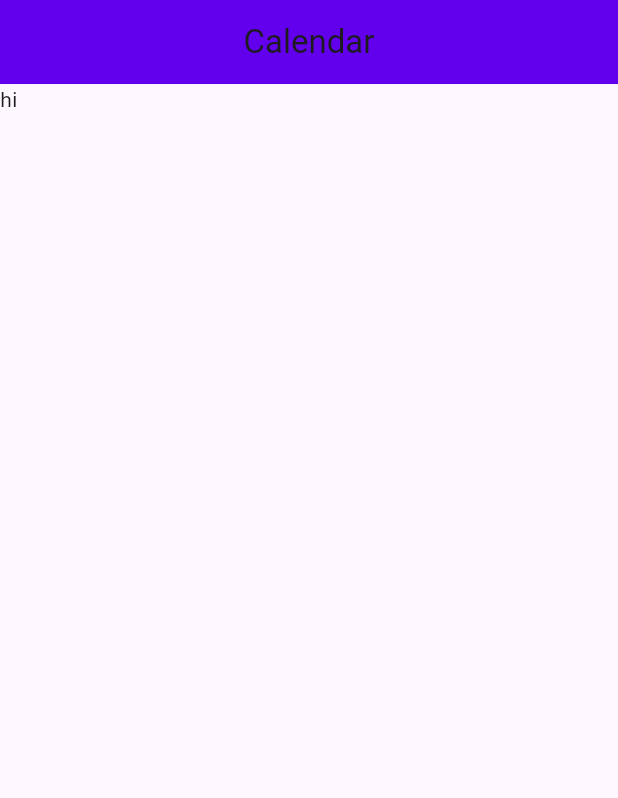
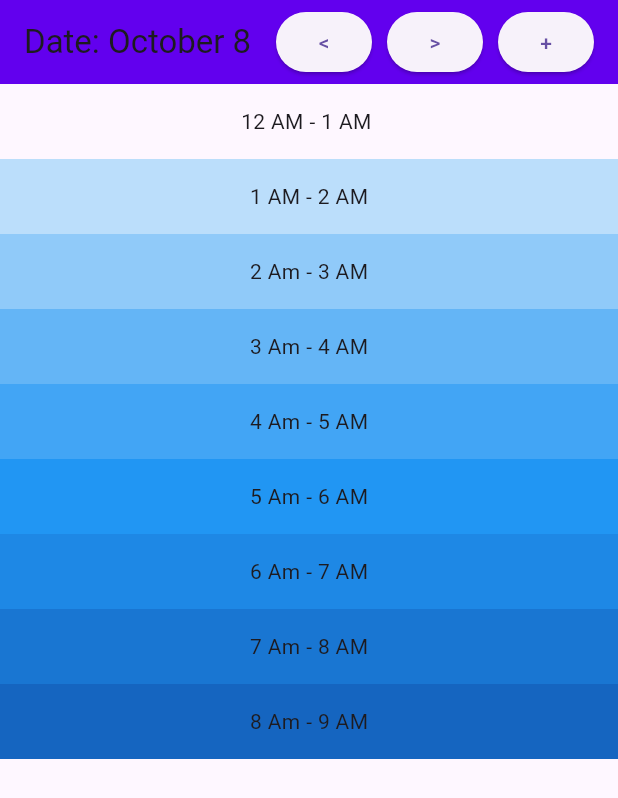
Before and after one commit to CS196Illinois/FA25-Group1, a Flutter app: the screen it shows after launch, on a phone screen of 412 x 824 dp. Shown: the top 798 px of the screen. Run offline on Flutter 3.47's test engine with Material 3 defaults, Android fonts, the phone set to English and light mode, and no system bars.

Commit message:
Modified calendar page, and added buttons

```diff
--- a/App/lib/calendar.dart
+++ b/App/lib/calendar.dart
@@ -1,16 +1,107 @@
 import 'package:flutter/material.dart';
+import 'package:intl/intl.dart';
+DateTime now = DateTime.now();
+String month = DateFormat('MMMM').format(now);
+int day = now.day;
 
-class Calendar extends StatelessWidget {
+class Calendar extends StatefulWidget {
   const Calendar({super.key});
+
+  @override
+  State<Calendar> createState() => _CalendarState();
+}
+
+class _CalendarState extends State<Calendar> {
+  void increaseDate() {
+    setState(() {
+      day += 1;
+    });
+  }
+
+  void decreaseDate() {
+    setState(() {
+      day -= 1;
+    });
+  }
+
   @override
   Widget build(BuildContext context) {
     return Scaffold(
       appBar: AppBar(
-        title: const Text('Calendar'),
+        title: Row(
+          children: [
+            Text("Date: $month $day"),
+            const Expanded(child: SizedBox()),
+            ElevatedButton(onPressed: decreaseDate, child: const Text("<")),
+            const SizedBox(width: 10),
+            ElevatedButton(onPressed: increaseDate, child: const Text(">")),
+            const SizedBox(width: 10),
+            ElevatedButton(onPressed: (){}, child: const Text("+"))
+          ],
+        ),
         backgroundColor: Color(0xFF6200EE),
         centerTitle: true,
+
       ),
-      body: const Text("hi"),
+      body: Column(
+        crossAxisAlignment: CrossAxisAlignment.stretch,
+        children: [
+          Container(
+            height: 50,
+            color: Colors.blue[000],
+            alignment: Alignment.center,
+            child: Text("12 AM - 1 AM ", style: TextStyle(textBaseline: TextBaseline.ideographic)),
+          ),
+          Container(
+            height: 50,
+            color: Colors.blue[100],
+            alignment: Alignment.center,
+            child: Text("1 AM - 2 AM", style: TextStyle()),
+          ),
+          Container(
+            height: 50,
+            color: Colors.blue[200],
+            alignment: Alignment.center,
+            child: Text("2 Am - 3 AM", style: TextStyle()),
+          ),
+          Container(
+            height: 50,
+            color: Colors.blue[300],
+            alignment: Alignment.center,
+            child: Text("3 Am - 4 AM", style: TextStyle()),
+          ),
+          Container(
+            height: 50,
+            color: Colors.blue[400],
+            alignment: Alignment.center,
+            child: Text("4 Am - 5 AM", style: TextStyle()),
+          ),
+          Container(
+            height: 50,
+            color: Colors.blue[500],
+            alignment: Alignment.center,
+            child: Text("5 Am - 6 AM", style: TextStyle()),
+          ),
+          Container(
+            height: 50,
+            color: Colors.blue[600],
+            alignment: Alignment.center,
+            child: Text("6 Am - 7 AM", style: TextStyle()),
+          ),
+          Container(
+            height: 50,
+            color: Colors.blue[700],
+            alignment: Alignment.center,
+            child: Text("7 Am - 8 AM", style: TextStyle()),
+          ),
+          Container(
+            height: 50,
+            color: Colors.blue[800],
+            alignment: Alignment.center,
+            child: Text("8 Am - 9 AM", style: TextStyle()),
+          ),
+        ]
+      )
     );
   }
 }
--- a/App/pubspec.yaml
+++ b/App/pubspec.yaml
@@ -34,6 +34,7 @@ dependencies:
   # The following adds the Cupertino Icons font to your application.
   # Use with the CupertinoIcons class for iOS style icons.
   cupertino_icons: ^1.0.8
+  intl: ^0.18.1
 
 dev_dependencies:
   flutter_test:
```
Also changed, not shown: App/pubspec.lock.
